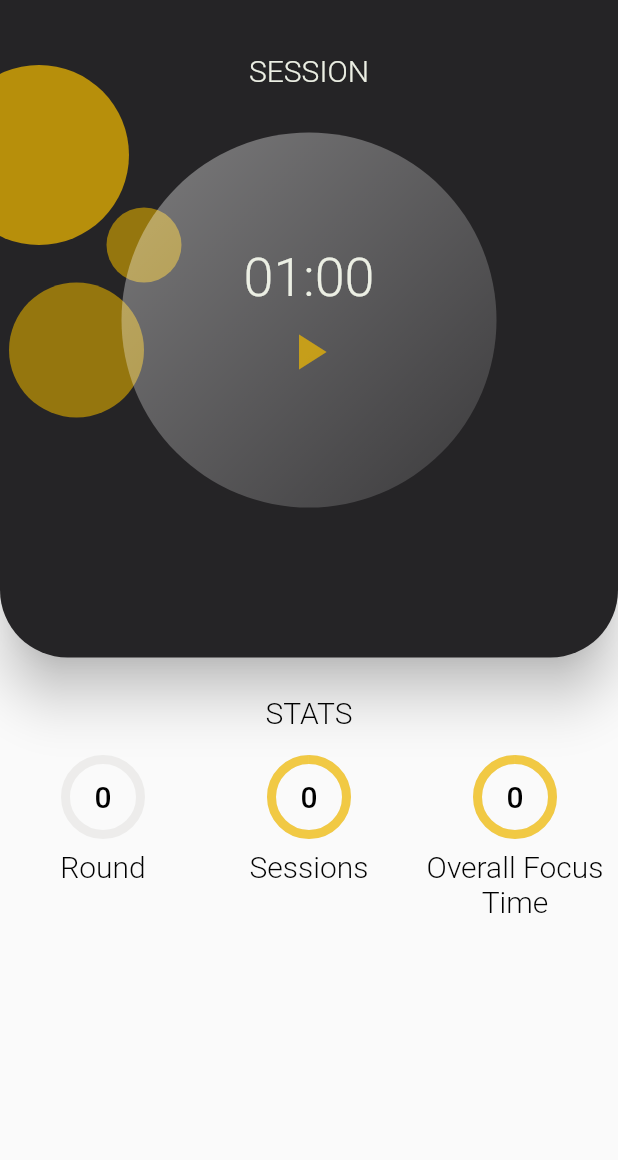
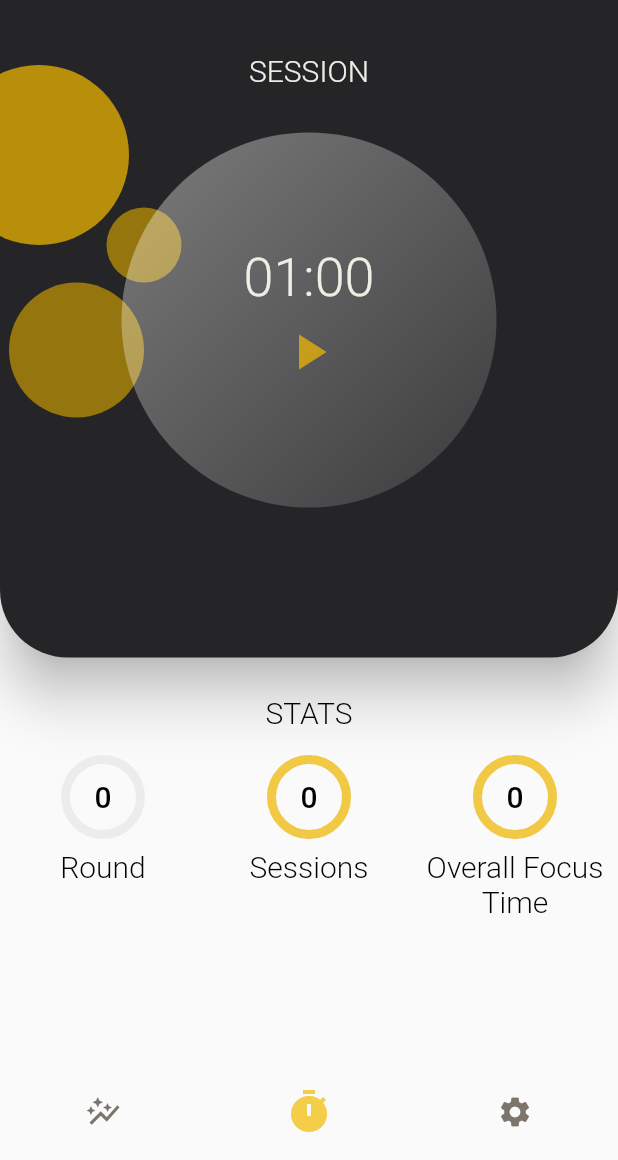
Before and after one commit to franci3/pomodoro-app, a Flutter app: the screen it shows after launch, on a phone screen of 412 x 824 dp, the part 76-1236 px from its top. Run offline on Flutter 3.47's test engine with Material 2 defaults, Android fonts, the phone set to English and light mode, and no system bars; our stand-ins replace audioplayers, flutter_local_notifications, isar, logger; accounts and stored records are empty; generated files the repository leaves out were written again; statements that could not run were skipped.

Commit message:
adds navbar and new screen

```diff
--- a/lib/main.dart
+++ b/lib/main.dart
@@ -8,7 +8,7 @@ import 'package:flutter_local_notifications/flutter_local_notifications.dart';
 import 'package:logger/logger.dart';
 import 'package:pomodoro_app/assets/custom_theme.dart';
 import 'package:pomodoro_app/controller/timer_controller.dart';
-import 'package:pomodoro_app/screens/home/home_screen.dart';
+import 'package:pomodoro_app/screens/home/pomodoro_home_screen.dart';
 import 'package:provider/provider.dart';
 
 final FlutterLocalNotificationsPlugin flutterLocalNotificationsPlugin =
--- /dev/null
+++ b/lib/screens/home/graph_screen/graph_screen.dart
@@ -0,0 +1,20 @@
+import 'package:flutter/material.dart';
+import 'package:pomodoro_app/assets/custom_theme.dart';
+
+class GraphScreen extends StatelessWidget{
+  const GraphScreen({Key? key}) : super(key: key);
+
+  @override
+  Widget build(BuildContext context) {
+    return Container(
+      decoration: BoxDecoration(
+          color: PomodoroValues.cardColor,
+          borderRadius: const BorderRadius.only(
+              bottomRight: Radius.circular(45),
+              bottomLeft: Radius.circular(45)
+          )
+      ),
+    );
+  }
+
+}
--- a/lib/screens/home/home_screen.dart
+++ /dev/null
@@ -1,47 +0,0 @@
-import 'package:flutter/material.dart';
-import 'package:pomodoro_app/assets/custom_theme.dart';
-import 'package:pomodoro_app/assets/values/values.dart';
-import 'package:pomodoro_app/screens/home/statistics.dart';
-import 'package:pomodoro_app/screens/home/timer_card.dart';
-import 'package:pomodoro_app/screens/legal/legal_screen.dart';
-import 'package:pomodoro_app/services/logger_service.dart';
-
-class PomodoroHome extends StatelessWidget with LoggerService {
-  PomodoroHome({Key? key}) : super(key: key);
-
-  @override
-  Widget build(BuildContext context) {
-    return Scaffold(
-      appBar: AppBar(
-        backgroundColor: PomodoroValues.cardColor,
-        title: Text(
-          PomodoroTimerValues.appTitle,
-          style: PomodoroValues.customTextTheme.headline1,
-        ),
-        centerTitle: true,
-        shadowColor: Colors.transparent,
-        actions: [
-          Padding(
-            padding: const EdgeInsets.only(top: 8.0, right: 10),
-            child: IconButton(
-              icon: Icon(Icons.info, color: PomodoroValues.mainColor, size: 26),
-              onPressed: () {
-                Navigator.push(
-                    context,
-                    MaterialPageRoute(
-                        builder: (BuildContext context) =>
-                            const LegalScreen()));
-              },
-            ),
-          )
-        ],
-      ),
-      extendBodyBehindAppBar: true,
-      body: ListView(
-        shrinkWrap: true,
-        physics: const BouncingScrollPhysics(),
-        children: const [TimerCard(), Statistics()],
-      ),
-    );
-  }
-}
--- /dev/null
+++ b/lib/screens/home/pomodoro_home_screen.dart
@@ -0,0 +1,77 @@
+import 'package:flutter/material.dart';
+import 'package:pomodoro_app/assets/custom_theme.dart';
+import 'package:pomodoro_app/assets/values/values.dart';
+import 'package:pomodoro_app/screens/home/graph_screen/graph_screen.dart';
+import 'package:pomodoro_app/screens/home/settings_screen/settings_screen.dart';
+import 'package:pomodoro_app/screens/home/timer_screen/timer_screen.dart';
+import 'package:pomodoro_app/screens/legal/legal_screen.dart';
+import 'package:pomodoro_app/services/logger_service.dart';
+import 'package:pomodoro_app/widgets/bottom_navigation_bar.dart';
+
+class PomodoroHome extends StatefulWidget with LoggerService {
+  PomodoroHome({Key? key}) : super(key: key);
+
+  @override
+  State<PomodoroHome> createState() => _PomodoroHomeState();
+}
+
+class _PomodoroHomeState extends State<PomodoroHome> {
+  int currentIndex = 1;
+
+  final List<Widget> pagesArray = [
+    const GraphScreen(),
+    const TimerScreen(),
+    const SettingsScreen()
+  ];
+
+  @override
+  Widget build(BuildContext context) {
+    return Scaffold(
+        appBar: AppBar(
+          backgroundColor: PomodoroValues.cardColor,
+          title: Text(
+            PomodoroTimerValues.appTitle,
+            style: PomodoroValues.customTextTheme.headline1,
+          ),
+          centerTitle: true,
+          shadowColor: Colors.transparent,
+          actions: [
+            Padding(
+              padding: const EdgeInsets.only(top: 8.0, right: 10),
+              child: IconButton(
+                icon:
+                    Icon(Icons.info, color: PomodoroValues.mainColor, size: 26),
+                onPressed: () {
+                  Navigator.push(
+                      context,
+                      MaterialPageRoute(
+                          builder: (BuildContext context) =>
+                              const LegalScreen()));
+                },
+              ),
+            )
+          ],
+        ),
+        bottomNavigationBar: CustomBottomNavigationBar(onTap: (int index) {
+          setState(() {
+            currentIndex = index;
+          });
+        }),
+        body: AnimatedSwitcher(
+            transitionBuilder: (Widget child, Animation<double> animation) {
+
+              final Animation<Offset> offsetAnimation = Tween(
+                begin: const Offset(0.0, -1.0),
+                end: Offset.zero,
+              ).animate(animation);
+              return SlideTransition(
+                position: offsetAnimation,
+                child: child,
+              );
+            },
+            duration: const Duration(seconds: 1),
+            switchOutCurve: Curves.easeInExpo,
+            switchInCurve: Curves.easeOutCubic,
+            child: pagesArray[currentIndex]));
+  }
+}
--- /dev/null
+++ b/lib/screens/home/settings_screen/settings_screen.dart
@@ -0,0 +1,20 @@
+import 'package:flutter/material.dart';
+import 'package:pomodoro_app/assets/custom_theme.dart';
+
+class SettingsScreen extends StatelessWidget {
+  const SettingsScreen({Key? key}) : super(key: key);
+
+  @override
+  Widget build(BuildContext context) {
+    return Container(
+      decoration: BoxDecoration(
+        color: PomodoroValues.cardColor,
+        borderRadius: const BorderRadius.only(
+          bottomRight: Radius.circular(45),
+          bottomLeft: Radius.circular(45)
+        )
+      ),
+    );
+  }
+
+}
--- /dev/null
+++ b/lib/screens/home/timer_screen/timer_screen.dart
@@ -0,0 +1,17 @@
+import 'package:flutter/material.dart';
+import 'package:pomodoro_app/screens/home/timer_screen/statistics.dart';
+import 'package:pomodoro_app/screens/home/timer_screen/timer_card.dart';
+
+class TimerScreen extends StatelessWidget {
+  const TimerScreen({Key? key}) : super(key: key);
+
+  @override
+  Widget build(BuildContext context) {
+    return Column(
+      children: const [
+        TimerCard(),
+        Statistics(),
+      ],
+    );
+  }
+}
--- /dev/null
+++ b/lib/widgets/bottom_navigation_bar.dart
@@ -0,0 +1,54 @@
+import 'package:flutter/material.dart';
+import 'package:pomodoro_app/assets/custom_theme.dart';
+
+class CustomBottomNavigationBar extends StatefulWidget {
+  const CustomBottomNavigationBar({Key? key, required this.onTap}) : super(key: key);
+
+  final Function(int index) onTap;
+
+  @override
+  State<CustomBottomNavigationBar> createState() =>
+      _CustomBottomNavigationBarState();
+}
+
+class _CustomBottomNavigationBarState extends State<CustomBottomNavigationBar> {
+  int currentIndex = 1;
+
+
+  @override
+  Widget build(BuildContext context) {
+    return BottomNavigationBar(
+        showSelectedLabels: false,
+        showUnselectedLabels: false,
+        unselectedItemColor: PomodoroValues.mainLight,
+        selectedItemColor: PomodoroValues.yellowColorOne,
+        selectedIconTheme: const IconThemeData(
+          size: 32
+        ),
+        unselectedIconTheme: const IconThemeData(
+        size: 24
+        ),
+        onTap: (int index) {
+          widget.onTap(index);
+          setState(() {
+            currentIndex = index;
+          });
+        },
+        elevation: 0,
+        currentIndex: currentIndex,
+        items: const <BottomNavigationBarItem>[
+          BottomNavigationBarItem(
+            icon: Icon(Icons.auto_graph),
+            label: 'Statistics',
+          ),
+          BottomNavigationBarItem(
+            icon: Icon(Icons.timer),
+            label: 'Timer',
+          ),
+          BottomNavigationBarItem(
+            icon: Icon(Icons.settings),
+            label: 'Settings',
+          ),
+        ]);
+  }
+}
```
Also changed, not shown: lib/screens/home/timer_screen/statistics.dart (renamed from lib/screens/home/statistics.dart), lib/screens/home/timer_screen/timer_card.dart (renamed from lib/screens/home/timer_card.dart).
